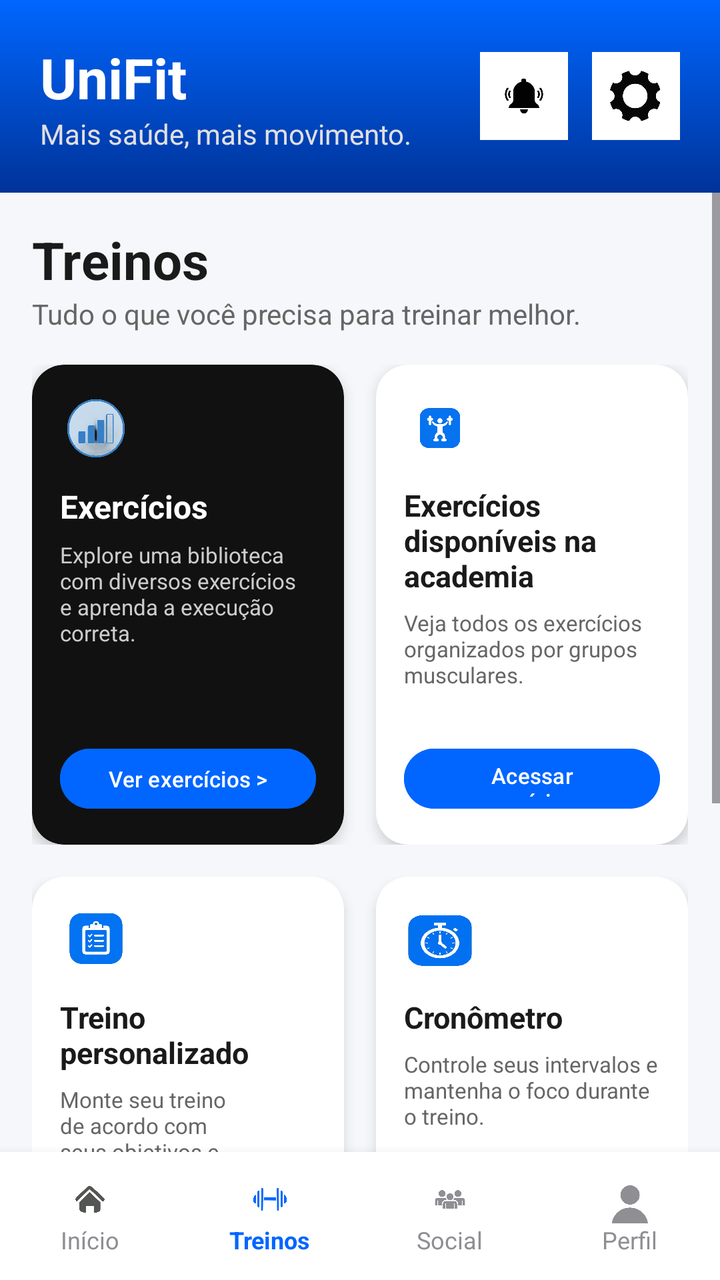
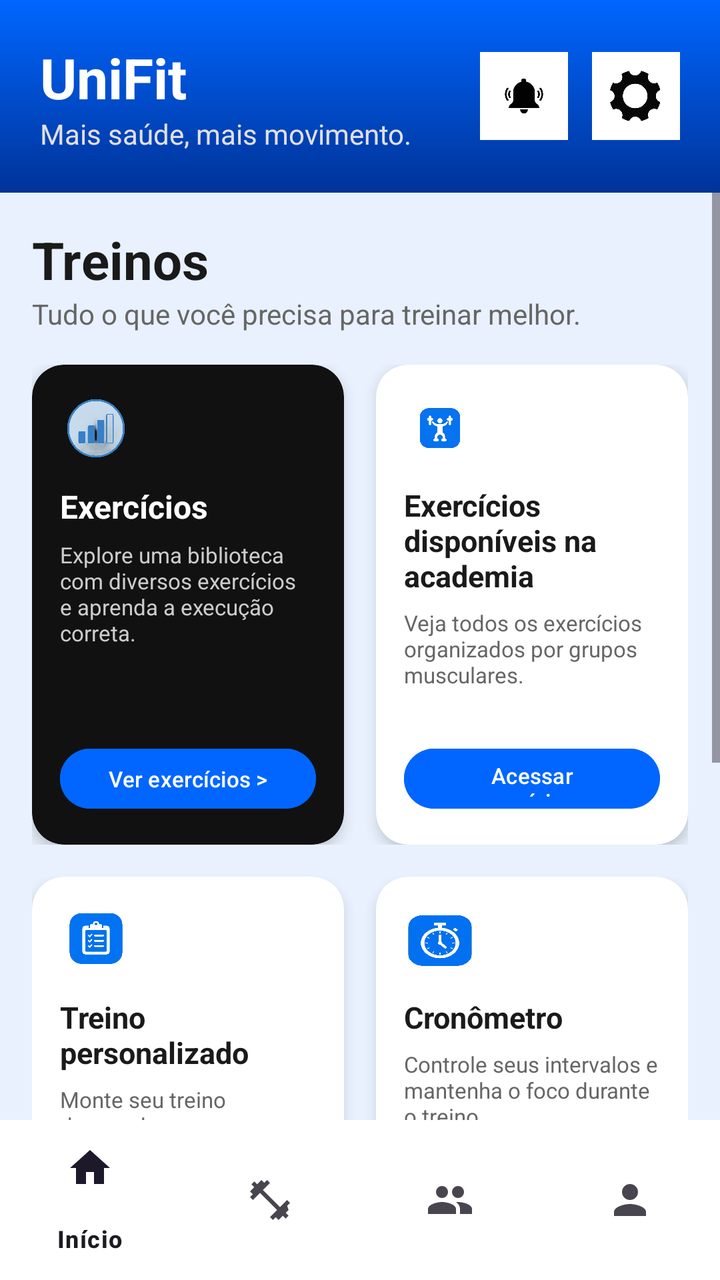

Screens rendered from an Android XML layout before and after an edit, with the pre-edit source and the edit as a unified diff.
<!-- AndroidManifest.xml: application theme Theme.MyApplication -->
<!-- res/layout/activity_tela_treinos.xml -->
<?xml version="1.0" encoding="utf-8"?>
<androidx.constraintlayout.widget.ConstraintLayout xmlns:android="http://schemas.android.com/apk/res/android"
    xmlns:app="http://schemas.android.com/apk/res-auto"
    xmlns:tools="http://schemas.android.com/tools"
    android:layout_width="match_parent"
    android:layout_height="match_parent"
    android:background="#F5F7FA"
    tools:context=".TelaTreinosActivity">

    <RelativeLayout
        android:id="@+id/layoutHeader"
        android:layout_width="0dp"
        android:layout_height="wrap_content"
        android:background="@drawable/bg_header_gradient"
        android:padding="20dp"
        app:layout_constraintTop_toTopOf="parent"
        app:layout_constraintStart_toStartOf="parent"
        app:layout_constraintEnd_toEndOf="parent">

        <LinearLayout
            android:layout_width="wrap_content"
            android:layout_height="wrap_content"
            android:orientation="vertical"
            android:layout_alignParentStart="true"
            android:layout_centerVertical="true">

            <TextView
                android:layout_width="wrap_content"
                android:layout_height="wrap_content"
                android:text="UniFit"
                android:textColor="@android:color/white"
                android:textSize="28sp"
                android:textStyle="bold" />

            <TextView
                android:layout_width="wrap_content"
                android:layout_height="wrap_content"
                android:text="Mais saúde, mais movimento."
                android:textColor="#E0E0E0"
                android:textSize="14sp" />
        </LinearLayout>

        <LinearLayout
            android:layout_width="wrap_content"
            android:layout_height="wrap_content"
            android:orientation="horizontal"
            android:layout_alignParentEnd="true"
            android:layout_centerVertical="true">

            <ImageButton
                android:id="@+id/btnNotificacao"
                android:layout_width="44dp"
                android:layout_height="44dp"
                android:background="@drawable/notificacao"
                android:contentDescription="Notificações"
                android:layout_marginEnd="12dp" />

            <ImageButton
                android:id="@+id/btnConfiguracoes"
                android:layout_width="44dp"
                android:layout_height="44dp"
                android:background="@drawable/configuracoes"
                android:contentDescription="Configurações" />
        </LinearLayout>
    </RelativeLayout>

    <LinearLayout
        android:id="@+id/bottomNav"
        android:layout_width="0dp"
        android:layout_height="64dp"
        android:background="@android:color/white"
        android:orientation="horizontal"
        android:elevation="8dp"
        app:layout_constraintBottom_toBottomOf="parent"
        app:layout_constraintStart_toStartOf="parent"
        app:layout_constraintEnd_toEndOf="parent">

        <LinearLayout
            android:id="@+id/navInicio"
            android:layout_width="0dp"
            android:layout_height="match_parent"
            android:layout_weight="1"
            android:gravity="center"
            android:orientation="vertical"
            android:clickable="true"
            android:focusable="true">

            <ImageView
                android:layout_width="24dp"
                android:layout_height="24dp"
                android:background="@drawable/icone_home"
                app:tint="#8E8E93" />

            <TextView
                android:layout_width="wrap_content"
                android:layout_height="wrap_content"
                android:text="Início"
                android:textColor="#8E8E93"
                android:textSize="12sp" />
        </LinearLayout>

        <LinearLayout
            android:id="@+id/navTreinos"
            android:layout_width="0dp"
            android:layout_height="match_parent"
            android:layout_weight="1"
            android:gravity="center"
            android:orientation="vertical"
            android:clickable="true"
            android:focusable="true">

            <ImageView
                android:layout_width="24dp"
                android:layout_height="24dp"
                android:src="@drawable/icone_treinos"
                app:tint="#0066FF" />

            <TextView
                android:layout_width="wrap_content"
                android:layout_height="wrap_content"
                android:text="Treinos"
                android:textColor="#0066FF"
                android:textSize="12sp"
                android:textStyle="bold" />
        </LinearLayout>

        <LinearLayout
            android:id="@+id/navSocial"
            android:layout_width="0dp"
            android:layout_height="match_parent"
            android:layout_weight="1"
            android:gravity="center"
            android:orientation="vertical"
            android:clickable="true"
            android:focusable="true">

            <ImageView
                android:layout_width="24dp"
                android:layout_height="24dp"
                android:src="@drawable/icone_social"
                app:tint="#8E8E93" />

            <TextView
                android:layout_width="wrap_content"
                android:layout_height="wrap_content"
                android:text="Social"
                android:textColor="#8E8E93"
                android:textSize="12sp" />
        </LinearLayout>

        <LinearLayout
            android:id="@+id/navPerfil"
            android:layout_width="0dp"
            android:layout_height="match_parent"
            android:layout_weight="1"
            android:gravity="center"
            android:orientation="vertical"
            android:clickable="true"
            android:focusable="true">

            <ImageView
                android:layout_width="24dp"
                android:layout_height="24dp"
                android:src="@drawable/icone_perfil"
                app:tint="#8E8E93" />

            <TextView
                android:layout_width="wrap_content"
                android:layout_height="wrap_content"
                android:text="Perfil"
                android:textColor="#8E8E93"
                android:textSize="12sp" />
        </LinearLayout>
    </LinearLayout>

    <ScrollView
        android:layout_width="0dp"
        android:layout_height="0dp"
        android:clipToPadding="false"
        android:paddingBottom="16dp"
        app:layout_constraintTop_toBottomOf="@id/layoutHeader"
        app:layout_constraintBottom_toTopOf="@id/bottomNav"
        app:layout_constraintStart_toStartOf="parent"
        app:layout_constraintEnd_toEndOf="parent">

        <LinearLayout
            android:layout_width="match_parent"
            android:layout_height="wrap_content"
            android:orientation="vertical"
            android:padding="16dp">

            <TextView
                android:layout_width="wrap_content"
                android:layout_height="wrap_content"
                android:text="Treinos"
                android:textColor="#1A1A1A"
                android:textSize="26sp"
                android:textStyle="bold" />

            <TextView
                android:layout_width="wrap_content"
                android:layout_height="wrap_content"
                android:text="Tudo o que você precisa para treinar melhor."
                android:textColor="#666666"
                android:textSize="14sp"
                android:layout_marginBottom="16dp" />

            <LinearLayout
                android:layout_width="match_parent"
                android:layout_height="wrap_content"
                android:orientation="horizontal"
                android:weightSum="2"
                android:layout_marginBottom="16dp">

                <androidx.cardview.widget.CardView
                    android:id="@+id/cardExercicios"
                    android:layout_width="0dp"
                    android:layout_height="240dp"
                    android:layout_weight="1"
                    android:layout_marginEnd="8dp"
                    app:cardCornerRadius="16dp"
                    app:cardElevation="4dp"
                    app:cardBackgroundColor="#111111">

                    <RelativeLayout
                        android:layout_width="match_parent"
                        android:layout_height="match_parent"
                        android:padding="14dp">

                        <LinearLayout
                            android:layout_width="match_parent"
                            android:layout_height="wrap_content"
                            android:orientation="vertical">

                            <ImageView
                                android:layout_width="36dp"
                                android:layout_height="36dp"
                                android:background="@drawable/icone_exercicios"
                                android:padding="8dp"
                                android:layout_marginBottom="10dp" />

                            <TextView
                                android:layout_width="wrap_content"
                                android:layout_height="wrap_content"
                                android:text="Exercícios"
                                android:textColor="@android:color/white"
                                android:textSize="16sp"
                                android:textStyle="bold"
                                android:layout_marginBottom="6dp" />

                            <TextView
                                android:layout_width="wrap_content"
                                android:layout_height="wrap_content"
                                android:text="Explore uma biblioteca com diversos exercícios e aprenda a execução correta."
                                android:textColor="#CCCCCC"
                                android:textSize="11sp" />
                        </LinearLayout>

                        <Button
                            android:id="@+id/btnVerExercicios"
                            android:layout_width="match_parent"
                            android:layout_height="38dp"
                            android:layout_alignParentBottom="true"
                            android:backgroundTint="#0066FF"
                            android:text="Ver exercícios >"
                            android:textColor="@android:color/white"
                            android:textSize="11sp"
                            android:textAllCaps="false" />
                    </RelativeLayout>
                </androidx.cardview.widget.CardView>

                <androidx.cardview.widget.CardView
                    android:id="@+id/cardExerciciosAcademia"
                    android:layout_width="0dp"
                    android:layout_height="240dp"
                    android:layout_weight="1"
                    android:layout_marginStart="8dp"
                    app:cardCornerRadius="16dp"
                    app:cardElevation="4dp"
                    app:cardBackgroundColor="@android:color/white">

                    <RelativeLayout
                        android:layout_width="match_parent"
                        android:layout_height="match_parent"
                        android:padding="14dp">

                        <LinearLayout
                            android:layout_width="match_parent"
                            android:layout_height="wrap_content"
                            android:orientation="vertical">

                            <ImageView
                                android:layout_width="36dp"
                                android:layout_height="36dp"
                                android:background="@drawable/icone_exer_disponiveis"
                                android:padding="8dp"
                                android:layout_marginBottom="10dp" />

                            <TextView
                                android:layout_width="wrap_content"
                                android:layout_height="wrap_content"
                                android:text="Exercícios disponíveis na academia"
                                android:textColor="#1A1A1A"
                                android:textSize="15sp"
                                android:textStyle="bold"
                                android:layout_marginBottom="6dp" />

                            <TextView
                                android:layout_width="wrap_content"
                                android:layout_height="wrap_content"
                                android:text="Veja todos os exercícios organizados por grupos musculares."
                                android:textColor="#666666"
                                android:textSize="11sp" />
                        </LinearLayout>

                        <Button
                            android:id="@+id/btnAcessarExercicios"
                            android:layout_width="match_parent"
                            android:layout_height="38dp"
                            android:layout_alignParentBottom="true"
                            android:backgroundTint="#0066FF"
                            android:text="Acessar exercícios >"
                            android:textColor="@android:color/white"
                            android:textSize="11sp"
                            android:textAllCaps="false" />
                    </RelativeLayout>
                </androidx.cardview.widget.CardView>
            </LinearLayout>

            <LinearLayout
                android:layout_width="match_parent"
                android:layout_height="wrap_content"
                android:orientation="horizontal"
                android:weightSum="2"
                android:layout_marginBottom="16dp">

                <androidx.cardview.widget.CardView
                    android:id="@+id/cardTreinoPersonalizado"
                    android:layout_width="0dp"
                    android:layout_height="240dp"
                    android:layout_weight="1"
                    android:layout_marginEnd="8dp"
                    app:cardCornerRadius="16dp"
                    app:cardElevation="4dp"
                    app:cardBackgroundColor="@android:color/white">

                    <RelativeLayout
                        android:layout_width="match_parent"
                        android:layout_height="match_parent"
                        android:padding="14dp">

                        <LinearLayout
                            android:layout_width="match_parent"
                            android:layout_height="wrap_content"
                            android:orientation="vertical">

                            <ImageView
                                android:layout_width="36dp"
                                android:layout_height="36dp"
                                android:background="@drawable/icone_treino_personalizado"
                                android:padding="8dp"
                                android:layout_marginBottom="10dp" />

                            <TextView
                                android:layout_width="wrap_content"
                                android:layout_height="wrap_content"
                                android:text="Treino personalizado"
                                android:textColor="#1A1A1A"
                                android:textSize="15sp"
                                android:textStyle="bold"
                                android:layout_marginBottom="6dp" />

                            <TextView
                                android:layout_width="wrap_content"
                                android:layout_height="wrap_content"
                                android:text="Monte seu treino de acordo com seus objetivos e disponibilidade."
                                android:textColor="#666666"
                                android:textSize="11sp" />
                        </LinearLayout>

                        <Button
                            android:id="@+id/btnCriarTreino"
                            android:layout_width="match_parent"
                            android:layout_height="38dp"
                            android:layout_alignParentBottom="true"
                            android:backgroundTint="#0066FF"
                            android:text="Criar meu treino >"
                            android:textColor="@android:color/white"
                            android:textSize="11sp"
                            android:textAllCaps="false" />
                    </RelativeLayout>
                </androidx.cardview.widget.CardView>

                <androidx.cardview.widget.CardView
                    android:id="@+id/cardCronometro"
                    android:layout_width="0dp"
                    android:layout_height="240dp"
                    android:layout_weight="1"
                    android:layout_marginStart="8dp"
                    app:cardCornerRadius="16dp"
                    app:cardElevation="4dp"
                    app:cardBackgroundColor="@android:color/white">

                    <RelativeLayout
                        android:layout_width="match_parent"
                        android:layout_height="match_parent"
                        android:padding="14dp">

                        <LinearLayout
                            android:layout_width="match_parent"
                            android:layout_height="wrap_content"
                            android:orientation="vertical">

                            <ImageView
                                android:layout_width="36dp"
                                android:layout_height="36dp"
                                android:background="@drawable/icone_cronometro"
                                android:padding="8dp"
                                android:layout_marginBottom="10dp" />

                            <TextView
                                android:layout_width="wrap_content"
                                android:layout_height="wrap_content"
                                android:text="Cronômetro"
                                android:textColor="#1A1A1A"
                                android:textSize="15sp"
                                android:textStyle="bold"
                                android:layout_marginBottom="6dp" />

                            <TextView
                                android:layout_width="wrap_content"
                                android:layout_height="wrap_content"
                                android:text="Controle seus intervalos e mantenha o foco durante o treino."
                                android:textColor="#666666"
                                android:textSize="11sp" />
                        </LinearLayout>

                        <Button
                            android:id="@+id/btnVerCronometro"
                            android:layout_width="match_parent"
                            android:layout_height="38dp"
                            android:layout_alignParentBottom="true"
                            android:backgroundTint="#0066FF"
                            android:text="Ver cronômetro >"
                            android:textColor="@android:color/white"
                            android:textSize="11sp"
                            android:textAllCaps="false" />
                    </RelativeLayout>
                </androidx.cardview.widget.CardView>
            </LinearLayout>

            <androidx.cardview.widget.CardView
                android:id="@+id/cardHistorico"
                android:layout_width="match_parent"
                android:layout_height="wrap_content"
                app:cardCornerRadius="16dp"
                app:cardElevation="4dp"
                app:cardBackgroundColor="@android:color/white">

                <LinearLayout
                    android:layout_width="match_parent"
                    android:layout_height="wrap_content"
                    android:orientation="horizontal"
                    android:gravity="center_vertical"
                    android:padding="16dp">

                    <ImageView
                        android:layout_width="36dp"
                        android:layout_height="36dp"
                        android:background="@drawable/icone_historico_treinos"
                        android:padding="8dp"
                        android:layout_marginEnd="16dp" />

                    <LinearLayout
                        android:layout_width="0dp"
                        android:layout_height="wrap_content"
                        android:layout_weight="1"
                        android:orientation="vertical">

                        <TextView
                            android:layout_width="wrap_content"
                            android:layout_height="wrap_content"
                            android:text="Histórico de treinos"
                            android:textColor="#1A1A1A"
                            android:textSize="15sp"
                            android:textStyle="bold"
                            android:layout_marginBottom="4dp" />

                        <TextView
                            android:layout_width="wrap_content"
                            android:layout_height="wrap_content"
                            android:text="Acompanhe sua evolução e veja seus treinos anteriores."
                            android:textColor="#666666"
                            android:textSize="11sp" />
                    </LinearLayout>

                    <Button
                        android:id="@+id/btnVerHistorico"
                        android:layout_width="wrap_content"
                        android:layout_height="38dp"
                        android:backgroundTint="#0066FF"
                        android:text="Ver histórico >"
                        android:textColor="@android:color/white"
                        android:textSize="11sp"
                        android:textAllCaps="false" />
                </LinearLayout>
            </androidx.cardview.widget.CardView>

        </LinearLayout>
    </ScrollView>

</androidx.constraintlayout.widget.ConstraintLayout>
<!-- resources referenced by this layout -->
<resources>
  <!-- drawable bg_header_gradient (drawable) -->
  <?xml version="1.0" encoding="utf-8"?>
  <shape
      xmlns:android="http://schemas.android.com/apk/res/android"
      android:shape="rectangle">
      <gradient
          android:angle="270"
          android:startColor="#0066FF"
          android:endColor="#003399" />
  </shape>
  <!-- drawable configuracoes: jpg bitmap (drawable, 12682 bytes) -->
  <!-- drawable icone_cronometro: png bitmap (drawable, 343041 bytes) -->
  <!-- drawable icone_exer_disponiveis: png bitmap (drawable, 129431 bytes) -->
  <!-- drawable icone_exercicios: png bitmap (drawable, 242226 bytes) -->
  <!-- drawable icone_historico_treinos: png bitmap (drawable, 285600 bytes) -->
  <!-- drawable icone_home: png bitmap (drawable, 20533 bytes) -->
  <!-- drawable icone_perfil: png bitmap (drawable, 19546 bytes) -->
  <!-- drawable icone_social: png bitmap (drawable, 16361 bytes) -->
  <!-- drawable icone_treino_personalizado: png bitmap (drawable, 228601 bytes) -->
  <!-- drawable icone_treinos: png bitmap (drawable, 19349 bytes) -->
  <!-- drawable notificacao: jpg bitmap (drawable, 8231 bytes) -->
  <style name="Theme.MyApplication" parent="Base.Theme.MyApplication" />
  <style name="Base.Theme.MyApplication" parent="Theme.Material3.DayNight.NoActionBar">
          
          
      </style>
</resources>

<!-- the commit's change to res/layout/activity_tela_treinos.xml (unified diff, before → after) -->
@@ -4,7 +4,7 @@
     xmlns:tools="http://schemas.android.com/tools"
     android:layout_width="match_parent"
     android:layout_height="match_parent"
-    android:background="#F5F7FA"
+    android:background="#E8F1FD"
     tools:context=".TelaTreinosActivity">
 
     <RelativeLayout
@@ -64,114 +64,16 @@
         </LinearLayout>
     </RelativeLayout>
 
-    <LinearLayout
+    <com.google.android.material.bottomnavigation.BottomNavigationView
         android:id="@+id/bottomNav"
         android:layout_width="0dp"
-        android:layout_height="64dp"
+        android:layout_height="wrap_content"
         android:background="@android:color/white"
-        android:orientation="horizontal"
-        android:elevation="8dp"
+        app:elevation="8dp"
+        app:menu="@menu/bottom_nav_menu"
         app:layout_constraintBottom_toBottomOf="parent"
         app:layout_constraintStart_toStartOf="parent"
-        app:layout_constraintEnd_toEndOf="parent">
-
-        <LinearLayout
-            android:id="@+id/navInicio"
-            android:layout_width="0dp"
-            android:layout_height="match_parent"
-            android:layout_weight="1"
-            android:gravity="center"
-            android:orientation="vertical"
-            android:clickable="true"
-            android:focusable="true">
-
-            <ImageView
-                android:layout_width="24dp"
-                android:layout_height="24dp"
-                android:background="@drawable/icone_home"
-                app:tint="#8E8E93" />
-
-            <TextView
-                android:layout_width="wrap_content"
-                android:layout_height="wrap_content"
-                android:text="Início"
-                android:textColor="#8E8E93"
-                android:textSize="12sp" />
-        </LinearLayout>
-
-        <LinearLayout
-            android:id="@+id/navTreinos"
-            android:layout_width="0dp"
-            android:layout_height="match_parent"
-            android:layout_weight="1"
-            android:gravity="center"
-            android:orientation="vertical"
-            android:clickable="true"
-            android:focusable="true">
-
-            <ImageView
-                android:layout_width="24dp"
-                android:layout_height="24dp"
-                android:src="@drawable/icone_treinos"
-                app:tint="#0066FF" />
-
-            <TextView
-                android:layout_width="wrap_content"
-                android:layout_height="wrap_content"
-                android:text="Treinos"
-                android:textColor="#0066FF"
-                android:textSize="12sp"
-                android:textStyle="bold" />
-        </LinearLayout>
-
-        <LinearLayout
-            android:id="@+id/navSocial"
-            android:layout_width="0dp"
-            android:layout_height="match_parent"
-            android:layout_weight="1"
-            android:gravity="center"
-            android:orientation="vertical"
-            android:clickable="true"
-            android:focusable="true">
-
-            <ImageView
-                android:layout_width="24dp"
-                android:layout_height="24dp"
-                android:src="@drawable/icone_social"
-                app:tint="#8E8E93" />
-
-            <TextView
-                android:layout_width="wrap_content"
-                android:layout_height="wrap_content"
-                android:text="Social"
-                android:textColor="#8E8E93"
-                android:textSize="12sp" />
-        </LinearLayout>
-
-        <LinearLayout
-            android:id="@+id/navPerfil"
-            android:layout_width="0dp"
-            android:layout_height="match_parent"
-            android:layout_weight="1"
-            android:gravity="center"
-            android:orientation="vertical"
-            android:clickable="true"
-            android:focusable="true">
-
-            <ImageView
-                android:layout_width="24dp"
-                android:layout_height="24dp"
-                android:src="@drawable/icone_perfil"
-                app:tint="#8E8E93" />
-
-            <TextView
-                android:layout_width="wrap_content"
-                android:layout_height="wrap_content"
-                android:text="Perfil"
-                android:textColor="#8E8E93"
-                android:textSize="12sp" />
-        </LinearLayout>
-    </LinearLayout>
+        app:layout_constraintEnd_toEndOf="parent" />
 
     <ScrollView
         android:layout_width="0dp"
<!-- resource entries referenced after the edit -->
@@ -15,11 +15,7 @@
   <!-- drawable icone_exer_disponiveis: png bitmap (drawable, 129431 bytes) -->
   <!-- drawable icone_exercicios: png bitmap (drawable, 242226 bytes) -->
   <!-- drawable icone_historico_treinos: png bitmap (drawable, 285600 bytes) -->
-  <!-- drawable icone_home: png bitmap (drawable, 20533 bytes) -->
-  <!-- drawable icone_perfil: png bitmap (drawable, 19546 bytes) -->
-  <!-- drawable icone_social: png bitmap (drawable, 16361 bytes) -->
   <!-- drawable icone_treino_personalizado: png bitmap (drawable, 228601 bytes) -->
-  <!-- drawable icone_treinos: png bitmap (drawable, 19349 bytes) -->
   <!-- drawable notificacao: jpg bitmap (drawable, 8231 bytes) -->
   <style name="Theme.MyApplication" parent="Base.Theme.MyApplication" />
   <style name="Base.Theme.MyApplication" parent="Theme.Material3.DayNight.NoActionBar">
